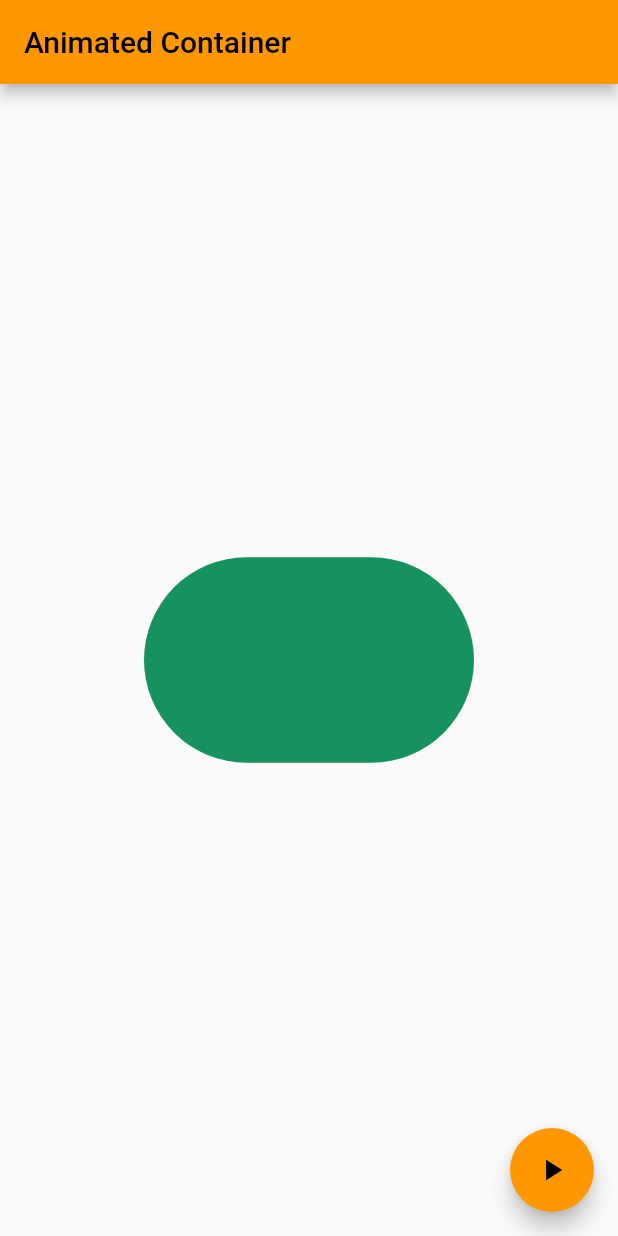
After one commit to vikassuthar44/FlutterUI, a Flutter app: the screen it shows after launch, after a tap on the "play arrow" icon, on a phone screen of 412 x 824 dp. The commit adds this screen. Run offline on Flutter 3.47's test engine with Material 2 defaults, Android fonts, the phone set to English and light mode, and no system bars; our stand-ins replace bottom_navy_bar; network calls fail.

Commit message:
added AnimatedContainerClass.dart

```diff
--- /dev/null
+++ b/lib/animatedContainer/AnimatedContainerClass.dart
@@ -0,0 +1,55 @@
+import 'dart:math';
+
+import 'package:flutter/material.dart';
+
+class AnimatedContainerClass extends StatefulWidget {
+  const AnimatedContainerClass({Key? key}) : super(key: key);
+
+
+  @override
+  _AnimatedContainerClassState createState() => _AnimatedContainerClassState();
+}
+
+class _AnimatedContainerClassState extends State<AnimatedContainerClass> {
+
+  //default Value
+  double height = 100;
+  double width = 100;
+  Color color = Colors.green;
+  BorderRadius borderRadius =  BorderRadius.all(Radius.circular(10.0));
+
+
+  @override
+  Widget build(BuildContext context) {
+    return Scaffold(
+      appBar: AppBar(
+        title: const Text("Animated Container")
+      ),
+      body: Center(
+        child: AnimatedContainer(
+          width: width,
+          height: height,
+          duration: const Duration(seconds: 1),
+          decoration: BoxDecoration(
+            color: color,
+            borderRadius: borderRadius
+          ),
+          curve: Curves.fastOutSlowIn,
+        ),
+      ),
+      floatingActionButton: FloatingActionButton(
+        onPressed: () {
+          setState((){
+            Random random = Random();
+            width = random.nextInt(300).toDouble();
+            height = random.nextInt(300).toDouble();
+            borderRadius = BorderRadius.all(Radius.circular(random.nextInt(100).toDouble()));
+            color = Color.fromRGBO(random.nextInt(256), random.nextInt(256), random.nextInt(256), 1);
+          });
+        },
+        child: const Icon(Icons.play_arrow),
+      ),
+    );
+  }
+
+}
--- a/lib/main.dart
+++ b/lib/main.dart
@@ -1,6 +1,8 @@
 import 'package:flutter/material.dart';
 import 'package:ui_flutter/screens/OtpScreen.dart';
 import 'package:ui_flutter/screens/WhatsAppProfileScreen.dart';
+import 'package:ui_flutter/pageanimation/FirstPageScreen.dart';
+import 'package:ui_flutter/animatedContainer/AnimatedContainerClass.dart';
 
 
 void main() => runApp(const MyApp());
@@ -15,7 +17,7 @@ class MyApp extends StatelessWidget {
       title: "Flutter UI",
       debugShowCheckedModeBanner: false,
       theme: ThemeData(primarySwatch: Colors.orange),
-      home:  WhatsAppProfileScreen(),
+      home:  AnimatedContainerClass(),
     );
   }
 }
--- a/lib/screens/EComAppHomeScreen.dart
+++ b/lib/screens/EComAppHomeScreen.dart
@@ -57,6 +57,7 @@ class _EComAppHomeScreenState extends State<EComAppHomeScreen> {
         appBar: AppBar(
           backgroundColor: Colors.white,
           elevation: 0,
+          centerTitle: true,
           leading: Container(
             margin: const EdgeInsets.all(8.0),
             decoration: const BoxDecoration(
@@ -98,7 +99,7 @@ class _EComAppHomeScreenState extends State<EComAppHomeScreen> {
               const SizedBox(
                 height: 10.0,
               ),
-              titleText("Find all yours style here!"),
+              titleText("Hi Vikas Good Morning!"),
               const SizedBox(
                 height: 20.0,
               ),
```
Also changed, not shown: lib/screens/WhatsAppProfileScreen.dart (+23 -3 lines).
